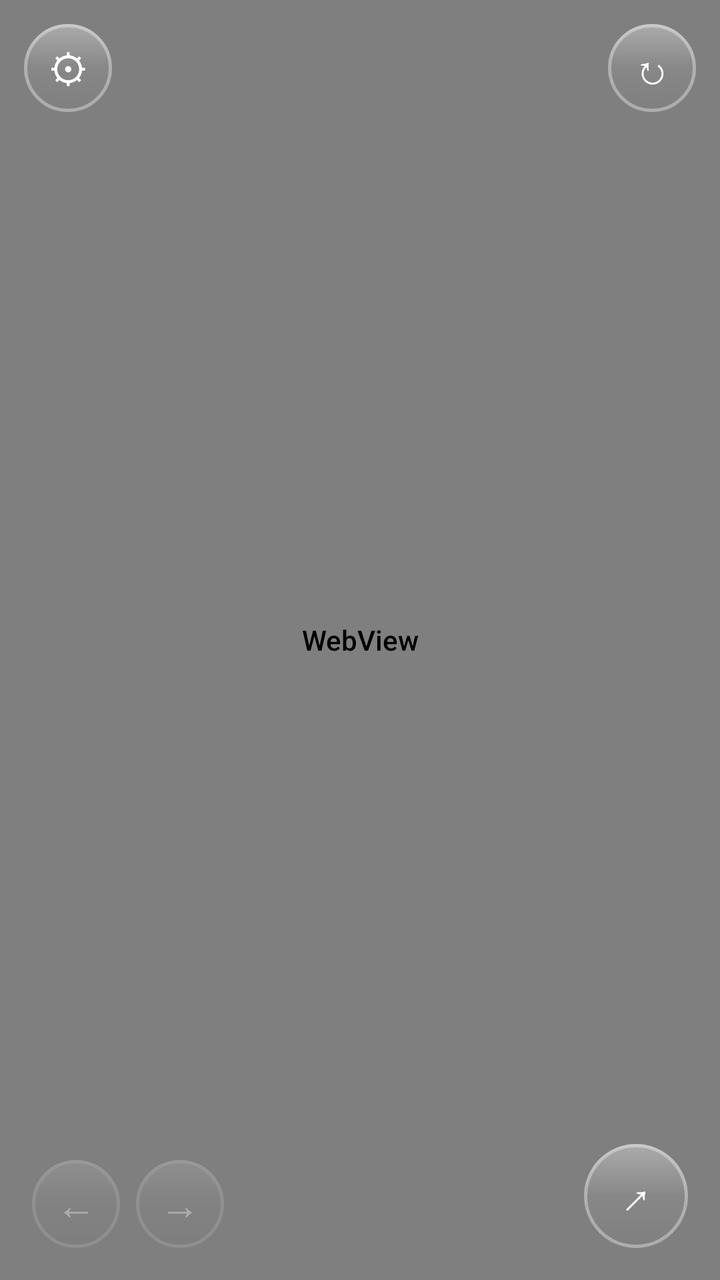
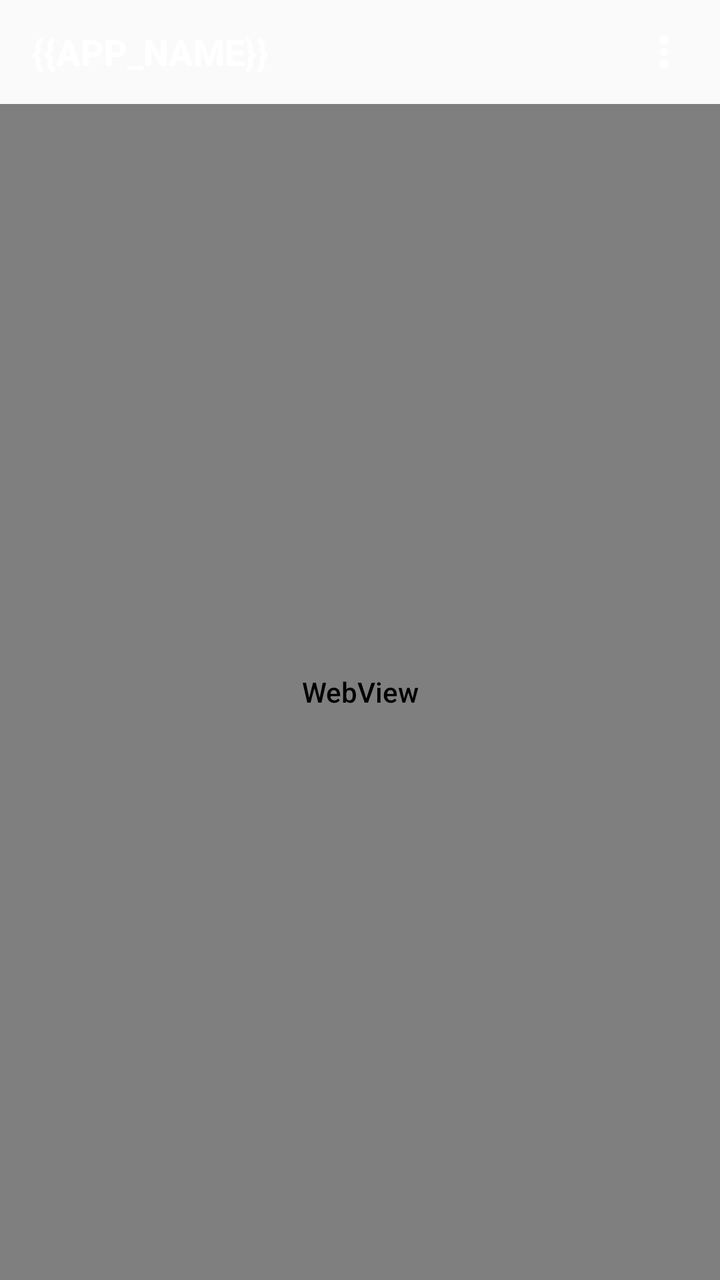

The first picture is an Android layout as it rendered before a commit; the second is the same layout after the commit. The layout source and the unified diff follow.
<!-- AndroidManifest.xml: activity theme Theme.WebApp2Apk -->
<!-- res/layout/activity_main.xml -->
<?xml version="1.0" encoding="utf-8"?>
<LinearLayout xmlns:android="http://schemas.android.com/apk/res/android"
    android:layout_width="match_parent"
    android:layout_height="match_parent"
    android:orientation="vertical">

    <TextView
        android:id="@+id/offlineBanner"
        android:layout_width="match_parent"
        android:layout_height="wrap_content"
        android:layout_margin="8dp"
        android:background="@drawable/banner_bg_offline"
        android:text="No internet connection \u00b7 tap to retry"
        android:textColor="#FFFFFF"
        android:textSize="12sp"
        android:gravity="center"
        android:padding="10dp"
        android:elevation="4dp"
        android:alpha="0.95"
        android:clickable="true"
        android:focusable="true"
        android:visibility="gone" />

    <TextView
        android:id="@+id/updateBanner"
        android:layout_width="match_parent"
        android:layout_height="wrap_content"
        android:layout_margin="8dp"
        android:background="@drawable/banner_bg_update"
        android:text="A new version is available - tap to update"
        android:textColor="#04150A"
        android:textStyle="bold"
        android:textSize="12sp"
        android:gravity="center"
        android:padding="10dp"
        android:elevation="4dp"
        android:alpha="0.95"
        android:visibility="gone" />

    <LinearLayout
        android:id="@+id/syncPendingBanner"
        android:layout_width="match_parent"
        android:layout_height="wrap_content"
        android:layout_margin="8dp"
        android:background="@drawable/banner_bg_update"
        android:orientation="horizontal"
        android:gravity="center_vertical"
        android:padding="10dp"
        android:elevation="4dp"
        android:alpha="0.95"
        android:visibility="gone">

        <TextView
            android:id="@+id/syncPendingText"
            android:layout_width="0dp"
            android:layout_height="wrap_content"
            android:layout_weight="1"
            android:text=""
            android:textColor="#04150A"
            android:textStyle="bold"
            android:textSize="12sp" />

        <TextView
            android:id="@+id/syncPendingSendNowButton"
            android:layout_width="wrap_content"
            android:layout_height="wrap_content"
            android:layout_marginStart="8dp"
            android:text="Retry now"
            android:textColor="#04150A"
            android:textStyle="bold"
            android:textSize="13sp"
            android:paddingStart="14dp"
            android:paddingEnd="14dp"
            android:paddingTop="6dp"
            android:paddingBottom="6dp"
            android:background="@drawable/sync_action_button_bg"
            android:elevation="2dp"
            android:clickable="true"
            android:focusable="true" />
    </LinearLayout>

    <FrameLayout
        android:layout_width="match_parent"
        android:layout_height="0dp"
        android:layout_weight="1">

        <WebView
            android:id="@+id/webview"
            android:layout_width="match_parent"
            android:layout_height="match_parent"
            android:scrollbarThumbVertical="@drawable/scrollbar_thumb"
            android:scrollbarThumbHorizontal="@drawable/scrollbar_thumb" />

        <ProgressBar
            android:id="@+id/progressBar"
            style="?android:attr/progressBarStyleLarge"
            android:layout_width="56dp"
            android:layout_height="56dp"
            android:layout_gravity="center"
            android:indeterminateTint="@color/accent_color"
            android:visibility="gone" />

        <ImageView
            android:id="@+id/progressBarIcon"
            android:layout_width="24dp"
            android:layout_height="24dp"
            android:layout_gravity="center"
            android:src="@mipmap/ic_launcher"
            android:contentDescription="@null"
            android:visibility="gone" />

        <TextView
            android:id="@+id/shareButton"
            android:layout_width="52dp"
            android:layout_height="52dp"
            android:layout_gravity="bottom|end"
            android:layout_margin="16dp"
            android:background="@drawable/share_button_bg"
            android:text="&#8599;"
            android:textColor="#FFFFFF"
            android:textSize="22sp"
            android:gravity="center"
            android:elevation="10dp"
            android:clickable="true"
            android:focusable="true"
            android:contentDescription="Share this page" />

        <TextView
            android:id="@+id/refreshButton"
            android:layout_width="44dp"
            android:layout_height="44dp"
            android:layout_gravity="top|end"
            android:layout_margin="12dp"
            android:background="@drawable/share_button_bg"
            android:text="&#8635;"
            android:textColor="#FFFFFF"
            android:textSize="20sp"
            android:gravity="center"
            android:elevation="10dp"
            android:clickable="true"
            android:focusable="true"
            android:contentDescription="Reload page" />

        <TextView
            android:id="@+id/backNavButton"
            android:layout_width="44dp"
            android:layout_height="44dp"
            android:layout_gravity="bottom|start"
            android:layout_marginStart="16dp"
            android:layout_marginBottom="16dp"
            android:background="@drawable/share_button_bg"
            android:text="&#8592;"
            android:textColor="#FFFFFF"
            android:textSize="20sp"
            android:gravity="center"
            android:elevation="10dp"
            android:alpha="0.35"
            android:clickable="true"
            android:focusable="true"
            android:contentDescription="Back" />

        <TextView
            android:id="@+id/forwardNavButton"
            android:layout_width="44dp"
            android:layout_height="44dp"
            android:layout_gravity="bottom|start"
            android:layout_marginStart="68dp"
            android:layout_marginBottom="16dp"
            android:background="@drawable/share_button_bg"
            android:text="&#8594;"
            android:textColor="#FFFFFF"
            android:textSize="20sp"
            android:gravity="center"
            android:elevation="10dp"
            android:alpha="0.35"
            android:clickable="true"
            android:focusable="true"
            android:contentDescription="Forward" />

        <TextView
            android:id="@+id/settingsButton"
            android:layout_width="44dp"
            android:layout_height="44dp"
            android:layout_gravity="top|start"
            android:layout_margin="12dp"
            android:background="@drawable/share_button_bg"
            android:text="&#9881;"
            android:textColor="#FFFFFF"
            android:textSize="20sp"
            android:gravity="center"
            android:elevation="10dp"
            android:clickable="true"
            android:focusable="true"
            android:contentDescription="Settings" />

    </FrameLayout>

    <FrameLayout
        android:id="@+id/bottomTabBarContainer"
        android:layout_width="match_parent"
        android:layout_height="64dp"
        android:background="@drawable/bottom_nav_bg"
        android:elevation="8dp"
        android:alpha="0.93"
        android:visibility="gone">

        <View
            android:layout_width="match_parent"
            android:layout_height="1dp"
            android:layout_gravity="top"
            android:background="#33FFFFFF"
            android:importantForAccessibility="no" />

        <View
            android:id="@+id/tabIndicator"
            android:layout_width="0dp"
            android:layout_height="3dp"
            android:layout_gravity="top|start"
            android:background="@color/accent_color"
            android:importantForAccessibility="no" />

        <View
            android:id="@+id/tabNotch"
            android:layout_width="36dp"
            android:layout_height="36dp"
            android:layout_gravity="top|start"
            android:background="@drawable/tab_notch_bg"
            android:alpha="0"
            android:translationY="4dp"
            android:importantForAccessibility="no" />

        <LinearLayout
            android:id="@+id/bottomTabBar"
            android:layout_width="match_parent"
            android:layout_height="match_parent"
            android:orientation="horizontal" />

    </FrameLayout>

</LinearLayout>
<!-- resources referenced by this layout -->
<resources>
  <color name="accent_color">{{ACCENT_COLOR}}</color>
  <!-- drawable banner_bg_offline (drawable) -->
  <?xml version="1.0" encoding="utf-8"?>
  <shape xmlns:android="http://schemas.android.com/apk/res/android" android:shape="rectangle">
      <solid android:color="#C62828" />
      <corners android:radius="12dp" />
  </shape>
  <!-- drawable banner_bg_update (drawable) -->
  <?xml version="1.0" encoding="utf-8"?>
  <shape xmlns:android="http://schemas.android.com/apk/res/android" android:shape="rectangle">
      <solid android:color="@color/accent_color" />
      <corners android:radius="12dp" />
  </shape>
  <!-- drawable bottom_nav_bg (drawable) -->
  <?xml version="1.0" encoding="utf-8"?>
  <shape xmlns:android="http://schemas.android.com/apk/res/android" android:shape="rectangle">
      <solid android:color="@color/primary_color" />
      <corners
          android:topLeftRadius="18dp"
          android:topRightRadius="18dp" />
  </shape>
  <!-- drawable scrollbar_thumb (drawable) -->
  <?xml version="1.0" encoding="utf-8"?>
  <shape xmlns:android="http://schemas.android.com/apk/res/android" android:shape="rectangle">
      <solid android:color="@color/accent_color" />
      <corners android:radius="4dp" />
  </shape>
  <!-- drawable share_button_bg (drawable) -->
  <?xml version="1.0" encoding="utf-8"?>
  <ripple xmlns:android="http://schemas.android.com/apk/res/android"
      android:color="#66FFFFFF">
      <item>
          <layer-list>
              <item>
                  <shape android:shape="oval">
                      <gradient
                          android:angle="135"
                          android:startColor="@color/primary_color"
                          android:endColor="@color/accent_color" />
                  </shape>
              </item>
              <item>
                  <shape android:shape="oval">
                      <gradient
                          android:angle="270"
                          android:startColor="#59FFFFFF"
                          android:centerColor="#10FFFFFF"
                          android:endColor="#00FFFFFF" />
                  </shape>
              </item>
              <item>
                  <shape android:shape="oval">
                      <stroke android:width="1.5dp" android:color="#59FFFFFF" />
                  </shape>
              </item>
          </layer-list>
      </item>
  </ripple>
  <!-- drawable sync_action_button_bg (drawable) -->
  <?xml version="1.0" encoding="utf-8"?>
  <ripple xmlns:android="http://schemas.android.com/apk/res/android"
      android:color="#33000000">
      <item>
          <shape android:shape="rectangle">
              <solid android:color="#FFFFFF" />
              <stroke android:width="1dp" android:color="#33000000" />
              <corners android:radius="999dp" />
          </shape>
      </item>
  </ripple>
  <!-- drawable tab_notch_bg (drawable) -->
  <?xml version="1.0" encoding="utf-8"?>
  <shape xmlns:android="http://schemas.android.com/apk/res/android" android:shape="oval">
      <solid android:color="@color/accent_color" />
  </shape>
  <!-- mipmap ic_launcher (mipmap-anydpi-v26) -->
  <?xml version="1.0" encoding="utf-8"?>
  <adaptive-icon xmlns:android="http://schemas.android.com/apk/res/android">
      <background android:drawable="@color/ic_launcher_background"/>
      <foreground android:drawable="@mipmap/ic_launcher_foreground"/>
      <monochrome android:drawable="@mipmap/ic_launcher_foreground"/>
  </adaptive-icon>
  <style name="Theme.WebApp2Apk" parent="Theme.AppCompat.Light.NoActionBar">
          <item name="colorPrimary">{{PRIMARY_COLOR}}</item>
          <item name="colorPrimaryDark">{{PRIMARY_DARK_COLOR}}</item>
          <item name="colorAccent">{{ACCENT_COLOR}}</item>
          <item name="android:colorEdgeEffect">{{ACCENT_COLOR}}</item>
          <item name="android:fontFamily">sans-serif-medium</item>
          <item name="fontFamily">sans-serif-medium</item>
      </style>
  <color name="primary_color">{{PRIMARY_COLOR}}</color>
  <color name="ic_launcher_background">{{PRIMARY_COLOR}}</color>
</resources>

<!-- the commit's change to res/layout/activity_main.xml (unified diff, before → after) -->
@@ -3,6 +3,39 @@
     android:layout_width="match_parent"
     android:layout_height="match_parent"
     android:orientation="vertical">
+
+    
+    <LinearLayout
+        android:id="@+id/topAppBar"
+        android:layout_width="match_parent"
+        android:layout_height="52dp"
+        android:background="@color/primary_dark_color"
+        android:elevation="4dp"
+        android:gravity="center_vertical"
+        android:orientation="horizontal"
+        android:paddingStart="16dp"
+        android:paddingEnd="4dp">
+
+        <TextView
+            android:id="@+id/topBarTitle"
+            android:layout_width="0dp"
+            android:layout_height="wrap_content"
+            android:layout_weight="1"
+            android:ellipsize="end"
+            android:maxLines="1"
+            android:text="@string/app_name"
+            android:textColor="#FFFFFF"
+            android:textSize="18sp"
+            android:textStyle="bold" />
+
+        <ImageButton
+            android:id="@+id/moreButton"
+            android:layout_width="48dp"
+            android:layout_height="48dp"
+            android:background="?attr/selectableItemBackgroundBorderless"
+            android:contentDescription="More options"
+            android:src="@drawable/ic_more_vert" />
+    </LinearLayout>
 
     <TextView
         android:id="@+id/offlineBanner"
@@ -109,90 +142,6 @@
             android:contentDescription="@null"
             android:visibility="gone" />
 
-        <TextView
-            android:id="@+id/shareButton"
-            android:layout_width="52dp"
-            android:layout_height="52dp"
-            android:layout_gravity="bottom|end"
-            android:layout_margin="16dp"
-            android:background="@drawable/share_button_bg"
-            android:text="&#8599;"
-            android:textColor="#FFFFFF"
-            android:textSize="22sp"
-            android:gravity="center"
-            android:elevation="10dp"
-            android:clickable="true"
-            android:focusable="true"
-            android:contentDescription="Share this page" />
-
-        <TextView
-            android:id="@+id/refreshButton"
-            android:layout_width="44dp"
-            android:layout_height="44dp"
-            android:layout_gravity="top|end"
-            android:layout_margin="12dp"
-            android:background="@drawable/share_button_bg"
-            android:text="&#8635;"
-            android:textColor="#FFFFFF"
-            android:textSize="20sp"
-            android:gravity="center"
-            android:elevation="10dp"
-            android:clickable="true"
-            android:focusable="true"
-            android:contentDescription="Reload page" />
-
-        <TextView
-            android:id="@+id/backNavButton"
-            android:layout_width="44dp"
-            android:layout_height="44dp"
-            android:layout_gravity="bottom|start"
-            android:layout_marginStart="16dp"
-            android:layout_marginBottom="16dp"
-            android:background="@drawable/share_button_bg"
-            android:text="&#8592;"
-            android:textColor="#FFFFFF"
-            android:textSize="20sp"
-            android:gravity="center"
-            android:elevation="10dp"
-            android:alpha="0.35"
-            android:clickable="true"
-            android:focusable="true"
-            android:contentDescription="Back" />
-
-        <TextView
-            android:id="@+id/forwardNavButton"
-            android:layout_width="44dp"
-            android:layout_height="44dp"
-            android:layout_gravity="bottom|start"
-            android:layout_marginStart="68dp"
-            android:layout_marginBottom="16dp"
-            android:background="@drawable/share_button_bg"
-            android:text="&#8594;"
-            android:textColor="#FFFFFF"
-            android:textSize="20sp"
-            android:gravity="center"
-            android:elevation="10dp"
-            android:alpha="0.35"
-            android:clickable="true"
-            android:focusable="true"
-            android:contentDescription="Forward" />
-
-        <TextView
-            android:id="@+id/settingsButton"
-            android:layout_width="44dp"
-            android:layout_height="44dp"
-            android:layout_gravity="top|start"
-            android:layout_margin="12dp"
-            android:background="@drawable/share_button_bg"
-            android:text="&#9881;"
-            android:textColor="#FFFFFF"
-            android:textSize="20sp"
-            android:gravity="center"
-            android:elevation="10dp"
-            android:clickable="true"
-            android:focusable="true"
-            android:contentDescription="Settings" />
-
     </FrameLayout>
 
     <FrameLayout
<!-- resource entries referenced after the edit -->
@@ -1,6 +1,7 @@
 <!-- resources referenced by this layout -->
 <resources>
   <color name="accent_color">{{ACCENT_COLOR}}</color>
+  <color name="primary_dark_color">{{PRIMARY_DARK_COLOR}}</color>
   <!-- drawable banner_bg_offline (drawable) -->
   <?xml version="1.0" encoding="utf-8"?>
   <shape xmlns:android="http://schemas.android.com/apk/res/android" android:shape="rectangle">
@@ -21,43 +22,23 @@
           android:topLeftRadius="18dp"
           android:topRightRadius="18dp" />
   </shape>
+  <!-- drawable ic_more_vert (drawable) -->
+  <?xml version="1.0" encoding="utf-8"?>
+  <vector xmlns:android="http://schemas.android.com/apk/res/android"
+      android:width="24dp"
+      android:height="24dp"
+      android:viewportWidth="24"
+      android:viewportHeight="24">
+      <path
+          android:fillColor="#FFFFFFFF"
+          android:pathData="M12,8c1.1,0 2,-0.9 2,-2s-0.9,-2 -2,-2 -2,0.9 -2,2 0.9,2 2,2zM12,10c-1.1,0 -2,0.9 -2,2s0.9,2 2,2 2,-0.9 2,-2 -0.9,-2 -2,-2zM12,16c-1.1,0 -2,0.9 -2,2s0.9,2 2,2 2,-0.9 2,-2 -0.9,-2 -2,-2z" />
+  </vector>
   <!-- drawable scrollbar_thumb (drawable) -->
   <?xml version="1.0" encoding="utf-8"?>
   <shape xmlns:android="http://schemas.android.com/apk/res/android" android:shape="rectangle">
       <solid android:color="@color/accent_color" />
       <corners android:radius="4dp" />
   </shape>
-  <!-- drawable share_button_bg (drawable) -->
-  <?xml version="1.0" encoding="utf-8"?>
-  <ripple xmlns:android="http://schemas.android.com/apk/res/android"
-      android:color="#66FFFFFF">
-      <item>
-          <layer-list>
-              <item>
-                  <shape android:shape="oval">
-                      <gradient
-                          android:angle="135"
-                          android:startColor="@color/primary_color"
-                          android:endColor="@color/accent_color" />
-                  </shape>
-              </item>
-              <item>
-                  <shape android:shape="oval">
-                      <gradient
-                          android:angle="270"
-                          android:startColor="#59FFFFFF"
-                          android:centerColor="#10FFFFFF"
-                          android:endColor="#00FFFFFF" />
-                  </shape>
-              </item>
-              <item>
-                  <shape android:shape="oval">
-                      <stroke android:width="1.5dp" android:color="#59FFFFFF" />
-                  </shape>
-              </item>
-          </layer-list>
-      </item>
-  </ripple>
   <!-- drawable sync_action_button_bg (drawable) -->
   <?xml version="1.0" encoding="utf-8"?>
   <ripple xmlns:android="http://schemas.android.com/apk/res/android"
@@ -82,6 +63,7 @@
       <foreground android:drawable="@mipmap/ic_launcher_foreground"/>
       <monochrome android:drawable="@mipmap/ic_launcher_foreground"/>
   </adaptive-icon>
+  <string name="app_name">{{APP_NAME}}</string>
   <style name="Theme.WebApp2Apk" parent="Theme.AppCompat.Light.NoActionBar">
           <item name="colorPrimary">{{PRIMARY_COLOR}}</item>
           <item name="colorPrimaryDark">{{PRIMARY_DARK_COLOR}}</item>
